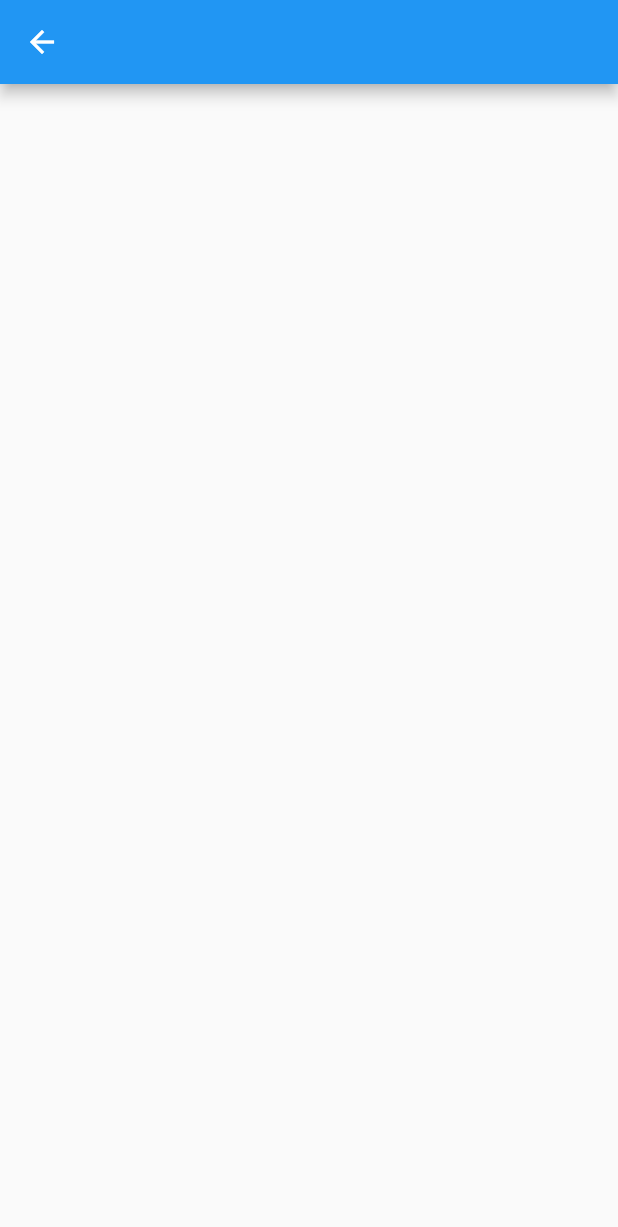
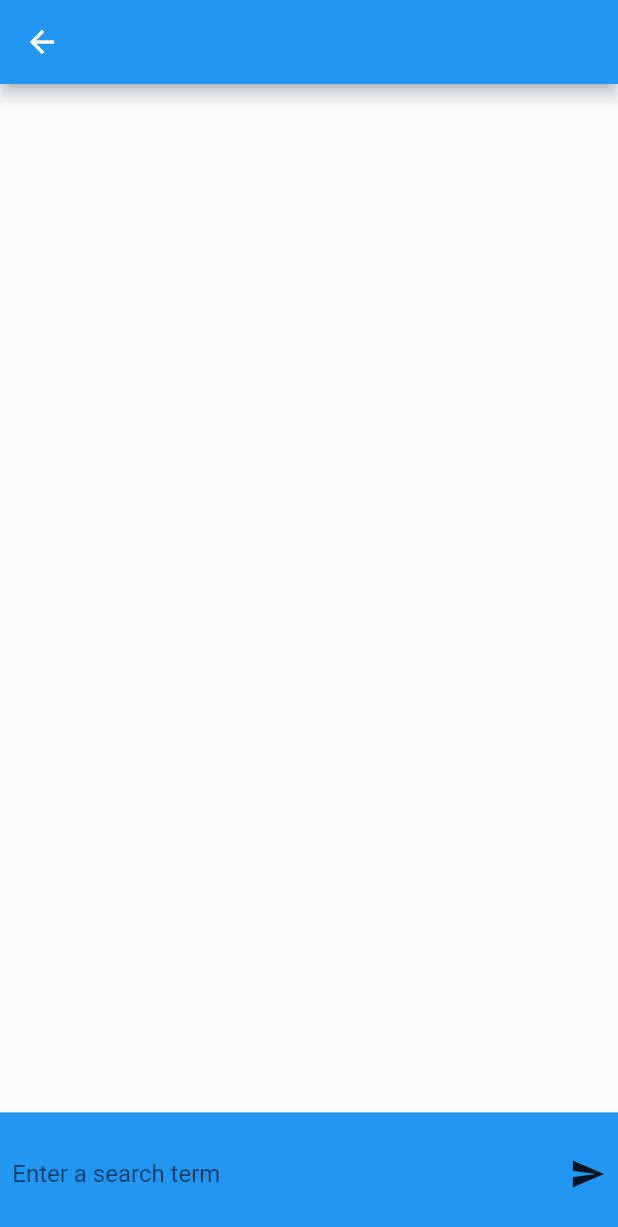
Before and after one commit to baifengheixi/tradix, a Flutter app: the ChatMobileView screen opened directly, on a phone screen of 412 x 824 dp. Shown: the top 1227 px of the screen. Run offline on Flutter 3.47's test engine with Material 2 defaults, Android fonts, the light colour scheme and no system bars; our stand-ins replace animated_bottom_navigation_bar, auto_route, auto_size_text, bloc, carousel_slider, equatable and 7 more; missing offline and left inert: dart_openai; generated files the repository leaves out were written again.

Commit message:
feat(🚀): add bottom cheat for chat screen

```diff
--- a/lib/presentation/screens/chat/views/chat_mobile_view.dart
+++ b/lib/presentation/screens/chat/views/chat_mobile_view.dart
@@ -1,5 +1,6 @@
 import 'package:flutter/material.dart';
 import 'package:flutter_bloc/flutter_bloc.dart';
+import 'package:responsive_builder/responsive_builder.dart';
 import 'package:tradix/business_logic/blocs/chat_openai/chat_openai_bloc.dart';
 
 class ChatMobileView extends StatelessWidget {
@@ -7,7 +8,7 @@ class ChatMobileView extends StatelessWidget {
 
   @override
   Widget build(BuildContext context) {
-    context.read<ChatOpenAIBloc>().add(ChatOpenAIFetchEvent());
+    // context.read<ChatOpenAIBloc>().add(ChatOpenAIFetchEvent());
     return Scaffold(
       appBar: AppBar(),
       body: BlocBuilder<ChatOpenAIBloc, ChatOpenAIState>(
@@ -17,6 +18,25 @@ class ChatMobileView extends StatelessWidget {
           );
         },
       ),
+      bottomSheet: Container(
+        color: Colors.blue,
+        padding: EdgeInsets.all(2.screenWidth),
+        height: 10.screenHeight,
+        child: Row(
+          children: [
+            Flexible(
+              child: TextField(
+                decoration: InputDecoration(
+                  border: InputBorder.none,
+                  hintText: 'Enter a search term',
+                ),
+              ),
+            ),
+            SizedBox(width: 2.screenWidth),
+            const Icon(Icons.send),
+          ],
+        ),
+      ),
     );
   }
 }
```
